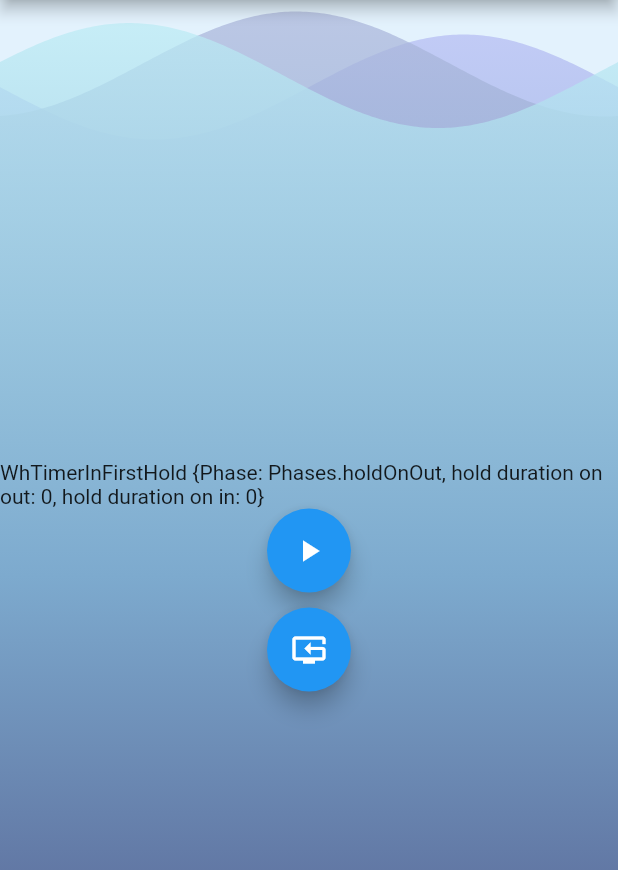
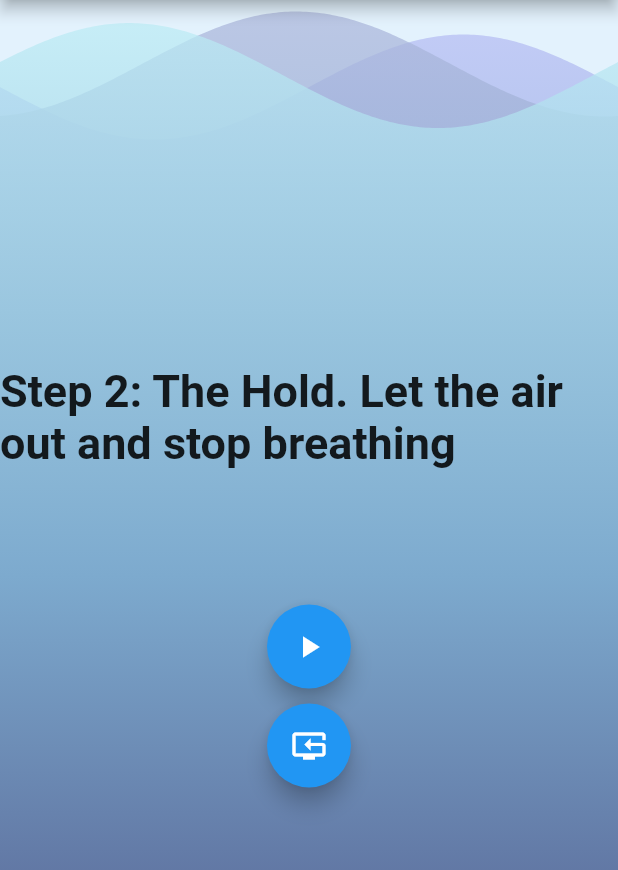
Before and after one commit to maxotto/flutter_breathe_timer, a Flutter app: the screen it shows after launch, after a tap on the "play arrow" icon, on a phone screen of 412 x 824 dp, the part 84-954 px from its top. Run offline on Flutter 3.47's test engine with Material 2 defaults, Android fonts, the phone set to English and light mode, and no system bars; drawn by our look-alikes of wave; our stand-ins replace bloc, decimal, equatable, flutter_bloc; missing offline and left inert: hardware_buttons.

Commit message:
feat: Instruction messages and times

```diff
--- a/lib/bloc/wh_timer_bloc.dart
+++ b/lib/bloc/wh_timer_bloc.dart
@@ -39,12 +39,24 @@ class WhTimerBloc extends Bloc<WhTimerEvent, WhTimerState> {
   Stream<WhTimerState> mapEventToState(
     WhTimerEvent event,
   ) async* {
-    // TODO: implement mapEventToState
     if (event is WhTimerNextEvent) {
       yield* _mapNextToState(event);
     }
     if (event is WhTimerResetEvent) {
+      _tickerPlusSubscription?.cancel();
+      _tickerMinusSubscription?.cancel();
       yield WhTimerInitial(Phases.idle, Decimal.parse('0'), Decimal.parse('0'));
+    }
+    if (event is WhTimerPlusTicked) {
+      yield WhTimerInFirstHold(Phases.holdOnOut,
+          Decimal.fromInt(event.duration), Decimal.parse('0'));
+    }
+    if (event is WhTimerMinusTicked) {
+      yield event.duration > 0
+          ? WhTimerInSecondHold(Phases.holdOnIn, Decimal.parse('0'),
+              Decimal.fromInt(event.duration))
+          : WhTimerInBreathe(
+              Phases.breathe, Decimal.parse('0'), Decimal.parse('0'));
     }
   }
 
@@ -59,19 +71,47 @@ class WhTimerBloc extends Bloc<WhTimerEvent, WhTimerState> {
         print('goto from IDLE');
         yield WhTimerInFirstHold(
             Phases.holdOnOut, Decimal.parse('0'), Decimal.parse('0'));
+        // Надо начинать считать плюсовой счетчик
+        // мы его прекращаем, если он все еще считает
+        _tickerPlusSubscription?.cancel();
+        _tickerMinusSubscription?.cancel();
+        print('Start to listen PLUS ticker');
+        _tickerPlusSubscription = _tickerPlus.tick().listen((duration) {
+          print(duration);
+          add(WhTimerPlusTicked(duration: duration));
+        });
         break;
       case Phases.breathe:
         print('goto from BREATHE');
         yield WhTimerInFirstHold(
             Phases.holdOnOut, Decimal.parse('0'), Decimal.parse('0'));
+        _tickerPlusSubscription?.cancel();
+        _tickerMinusSubscription?.cancel();
+        print('Start to listen PLUS ticker');
+        _tickerPlusSubscription = _tickerPlus.tick().listen((duration) {
+          print(duration);
+          add(WhTimerPlusTicked(duration: duration));
+        });
         break;
       case Phases.holdOnOut:
         print('goto from HOLD ON OUT');
         yield WhTimerInSecondHold(
             Phases.holdOnIn, Decimal.parse('0'), Decimal.parse('0'));
+        // Надо начинать считать минусовой счетчик
+        // мы его прекращаем, если он все еще считает
+        _tickerPlusSubscription?.cancel();
+        _tickerMinusSubscription?.cancel();
+        print('Start to listen Minus ticker');
+        _tickerMinusSubscription =
+            _tickerMinus.tick(ticks: 15).listen((duration) {
+          print(duration);
+          add(WhTimerMinusTicked(duration: duration));
+        });
         break;
       case Phases.holdOnIn:
         print('goto from HOLD ON IN');
+        _tickerPlusSubscription?.cancel();
+        _tickerMinusSubscription?.cancel();
         yield WhTimerInBreathe(
             Phases.breathe, Decimal.parse('0'), Decimal.parse('0'));
         break;
--- a/lib/bloc/wh_timer_event.dart
+++ b/lib/bloc/wh_timer_event.dart
@@ -25,3 +25,27 @@ class WhTimerResetEvent extends WhTimerEvent {
   @override
   String toString() => 'WhTimerResetEvent {currentState = $currentState}';
 }
+
+class WhTimerPlusTicked extends WhTimerEvent {
+  final int duration;
+
+  const WhTimerPlusTicked({@required this.duration});
+
+  @override
+  List<Object> get props => [duration];
+
+  @override
+  String toString() => "WhTimerPlusTicked { duration: $duration }";
+}
+
+class WhTimerMinusTicked extends WhTimerEvent {
+  final int duration;
+
+  const WhTimerMinusTicked({@required this.duration});
+
+  @override
+  List<Object> get props => [duration];
+
+  @override
+  String toString() => "WhTimerMinusTicked { duration: $duration }";
+}
--- a/lib/bloc/wh_timer_state.dart
+++ b/lib/bloc/wh_timer_state.dart
@@ -63,3 +63,13 @@ class WhTimerFinished extends WhTimerState {
   String toString() =>
       'WhTimerFinished {Phase: $phase, hold duration on out: $holdOnOutDuration, hold duration on in: $holdOnInDuration}';
 }
+
+class WhTimerPlusTimerInProgress extends WhTimerState {
+  const WhTimerPlusTimerInProgress(
+      Phases phase, Decimal holdOnOutDuration, Decimal holdOnInDuration)
+      : super(phase, holdOnOutDuration, holdOnInDuration);
+
+  @override
+  String toString() =>
+      'WhTimerPlusTimerInProgress {Phase: $phase, hold duration on out: $holdOnOutDuration, hold duration on in: $holdOnInDuration}';
+}
--- a/lib/counter/view/wh_timer_view.dart
+++ b/lib/counter/view/wh_timer_view.dart
@@ -1,7 +1,10 @@
+import 'dart:async';
+
 import 'package:WimHofTimer/bloc/wh_timer_bloc.dart';
 import 'package:decimal/decimal.dart';
 import 'package:flutter/material.dart';
 import 'package:flutter_bloc/flutter_bloc.dart';
+import 'package:hardware_buttons/hardware_buttons.dart' as HardwareButtons;
 
 import '../wh_timer.dart';
 
@@ -12,7 +15,6 @@ import '../wh_timer.dart';
 class WHTimerView extends StatelessWidget {
   @override
   Widget build(BuildContext context) {
-    final textTheme = Theme.of(context).textTheme;
     return Column(
       mainAxisAlignment: MainAxisAlignment.center,
       crossAxisAlignment: CrossAxisAlignment.center,
@@ -20,7 +22,51 @@ class WHTimerView extends StatelessWidget {
         Center(
           child: BlocBuilder<WhTimerBloc, WhTimerState>(
             builder: (context, state) {
-              return Text('$state');
+              String message = "Message";
+              switch (state.phase) {
+                case Phases.idle:
+                  message = 'Step 1: 30-40 Deep Breaths';
+                  break;
+                case Phases.holdOnOut:
+                  message =
+                      'Step 2: The Hold. Let the air out and stop breathing';
+                  break;
+                case Phases.holdOnIn:
+                  message =
+                      'Step 3:  Draw one big breath to fill your lungs. Hold the breath for 15 seconds';
+                  break;
+                case Phases.breathe:
+                  message = 'Step 1: 30-40 Deep Breaths';
+                  break;
+              }
+              return Column(children: [
+                Text(message,
+                    style: TextStyle(
+                      fontSize: 30,
+                      fontWeight: FontWeight.bold,
+                    )),
+                SizedBox(
+                  height: 30,
+                ),
+                state.holdOnOutDuration > Decimal.zero
+                    ? Text(state.holdOnOutDuration.toString(),
+                        style: TextStyle(
+                          fontSize: 30,
+                          fontWeight: FontWeight.bold,
+                        ))
+                    : (state.holdOnInDuration > Decimal.zero
+                        ? Text(state.holdOnInDuration.toString(),
+                            style: TextStyle(
+                              fontSize: 30,
+                              fontWeight: FontWeight.bold,
+                            ))
+                        : SizedBox(
+                            height: 30,
+                          )),
+                SizedBox(
+                  height: 30,
+                ),
+              ]);
             },
           ),
         ),
@@ -29,25 +75,6 @@ class WHTimerView extends StatelessWidget {
               state.runtimeType != previousState.runtimeType,
           builder: (context, state) => Actions(),
         ),
-        /*
-        Column(
-          mainAxisAlignment: MainAxisAlignment.end,
-          crossAxisAlignment: CrossAxisAlignment.end,
-          children: <Widget>[
-            FloatingActionButton(
-              key: const Key('counterView_next_floatingActionButton'),
-              child: const Icon(Icons.navigate_next_rounded),
-              onPressed: () =>
-                  context.read<WhTimerBloc>().add(WhTimerNextEvent()),
-            ),
-            FloatingActionButton(
-              key: const Key('counterView_reset_floatingActionButton'),
-              child: const Icon(Icons.reset_tv),
-              onPressed: () =>
-                  context.read<WhTimerBloc>().add(WhTimerResetEvent()),
-            ),
-          ],
-        ),*/
       ],
     );
   }
--- a/lib/timer/timer.dart
+++ b/lib/timer/timer.dart
@@ -1,11 +1,12 @@
 class TickerPlus {
-  Stream<int> tick({int ticks}) {
-    return Stream.periodic(Duration(seconds: 1), (x) => ticks + x).take(ticks);
+  Stream<int> tick() {
+    return Stream.periodic(Duration(seconds: 1), (x) => x);
   }
 }
 
 class TickerMinus {
   Stream<int> tick({int ticks}) {
-    return Stream.periodic(Duration(seconds: 1), (x) => ticks - x).take(ticks);
+    return Stream.periodic(Duration(seconds: 1), (x) => ticks - x - 1)
+        .take(ticks);
   }
 }
--- a/pubspec.yaml
+++ b/pubspec.yaml
@@ -16,6 +16,7 @@ dependencies:
   wave: ^0.1.0
   equatable: ^1.2.5
   decimal: ^0.3.0
+  hardware_buttons: ^1.0.0
 
 dev_dependencies:
   flutter_test:
```
Also changed, not shown: pubspec.lock.
